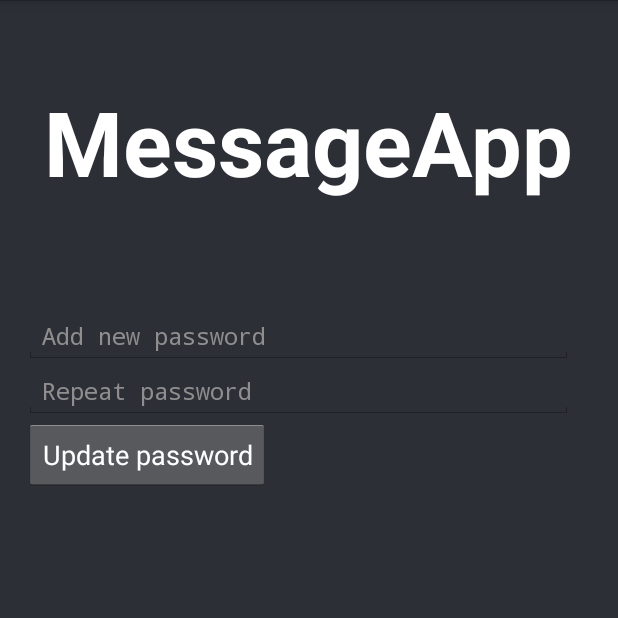
After one commit to billpsyllos/MessageApp, an Android app: the NewPasswordActivity screen opened directly, with no data from a screen before it, on a phone screen of 412 x 824 dp, the top half of it. The commit adds this screen. Run offline under Robolectric (Android 15) with nearby library versions, the phone set to English and light mode, and no system bars.

Commit message:
create activities for reset password and some minor changes

```diff
--- /dev/null
+++ b/app/src/main/java/com/example/messageapp/messageapp/NewPasswordActivity.java
@@ -0,0 +1,115 @@
+package com.example.messageapp.messageapp;
+
+import android.app.ActionBar;
+import android.app.Activity;
+import android.app.AlertDialog;
+import android.content.Intent;
+import android.os.Bundle;
+import android.util.Log;
+import android.view.Menu;
+import android.view.MenuItem;
+import android.view.View;
+import android.widget.Button;
+import android.widget.EditText;
+
+import com.parse.FindCallback;
+import com.parse.GetCallback;
+import com.parse.ParseException;
+import com.parse.ParseObject;
+import com.parse.ParseQuery;
+import com.parse.ParseUser;
+import com.parse.SaveCallback;
+
+import java.util.List;
+
+
+public class NewPasswordActivity extends Activity {
+
+    protected EditText mNewPassword;
+    protected EditText mRepeatPassword;
+    protected Button   mUpdateButton;
+    public static final String TAG = NewPasswordActivity.class.getSimpleName();
+
+
+    @Override
+    protected void onCreate(Bundle savedInstanceState) {
+        super.onCreate(savedInstanceState);
+        setContentView(R.layout.activity_new_password);
+
+        ActionBar actionBar = getActionBar();
+        actionBar.hide();
+
+        Intent intent = getIntent();
+        final String intentEmail = intent.getStringExtra(ParseConstants.KEY_EMAIL);
+        final String intentObjectId = intent.getStringExtra(ParseConstants.KEY_OBJECT_ID);
+
+        mNewPassword = (EditText)findViewById(R.id.editTextNewPassword);
+        mRepeatPassword = (EditText)findViewById(R.id.editTextNewPasswordRepeat);
+        mUpdateButton = (Button)findViewById(R.id.updatePasswordbutton);
+        mUpdateButton.setOnClickListener(new View.OnClickListener() {
+            @Override
+            public void onClick(View view) {
+                final String newPass = mNewPassword.getText().toString();
+                String repeatPass = mRepeatPassword.getText().toString();
+                if (!newPass.equals(repeatPass)) {
+                    AlertDialog.Builder alert = new AlertDialog.Builder(NewPasswordActivity.this);
+                    alert.setTitle(getString(R.string.invalid_password_error_title)); // GPS not found
+                    alert.setMessage(getString(R.string.invalid_password_message_error)); // Want to enable?
+                    alert.setNegativeButton(R.string.Ok, null);
+                    alert.create().show();
+                    return;
+                } else {
+                    //if exist make update password
+                    ParseQuery<ParseUser> query = ParseUser.getQuery();
+                    //query.whereEqualTo(ParseConstants.KEY_EMAIL,intentEmail);
+                    query.getInBackground(intentObjectId,new GetCallback<ParseUser>() {
+
+                        @Override
+                        public void done(ParseUser parseUser, ParseException e) {
+                            if(e==null){
+                                parseUser.setPassword(newPass.toString());
+                                parseUser.increment(ParseConstants.KEY_PASSWORD);
+                                parseUser.saveInBackground(new SaveCallback() {
+                                    @Override
+                                    public void done(ParseException e) {
+                                        if( e == null){
+                                            Log.d(TAG,"finded it make update new password is ==== " + newPass);
+                                            Intent loginIntent = new Intent(NewPasswordActivity.this,LoginActivity.class);
+                                            startActivity(loginIntent);
+                                        }else{
+                                            Log.d(TAG,e.getMessage());
+                                        }
+                                    }
+                                });
+
+                            }else{
+                                Log.d(TAG,"error e!=null ");
+                            }
+                        }
+                    });
+
+
+                }
+            }
+        });
+    }
+
+    @Override
+    public boolean onCreateOptionsMenu(Menu menu) {
+        // Inflate the menu; this adds items to the action bar if it is present.
+        getMenuInflater().inflate(R.menu.new_password, menu);
+        return true;
+    }
+
+    @Override
+    public boolean onOptionsItemSelected(MenuItem item) {
+        // Handle action bar item clicks here. The action bar will
+        // automatically handle clicks on the Home/Up button, so long
+        // as you specify a parent activity in AndroidManifest.xml.
+        int id = item.getItemId();
+        if (id == R.id.action_settings) {
+            return true;
+        }
+        return super.onOptionsItemSelected(item);
+    }
+}
--- a/app/src/main/java/com/example/messageapp/messageapp/ParseConstants.java
+++ b/app/src/main/java/com/example/messageapp/messageapp/ParseConstants.java
@@ -8,7 +8,9 @@ public final class ParseConstants {
 
 
     //Fields names
+    public static final String KEY_PASSWORD = "password";
     public static final String KEY_USERNAME = "username";
+    public static final String KEY_EMAIL = "email";
     public static final String KEY_OBJECT_ID = "objectId";
     public static final String KEY_FRIENDS_RELATION = "friendsRelation";
     public static final String CLASS_MESSAGES = "Messages";
--- /dev/null
+++ b/app/src/main/res/layout/activity_new_password.xml
@@ -0,0 +1,59 @@
+<RelativeLayout xmlns:android="http://schemas.android.com/apk/res/android"
+    xmlns:tools="http://schemas.android.com/tools"
+    android:layout_width="match_parent"
+    android:layout_height="match_parent"
+    android:paddingLeft="@dimen/activity_horizontal_margin"
+    android:paddingRight="@dimen/activity_horizontal_margin"
+    android:paddingTop="@dimen/activity_vertical_margin"
+    android:paddingBottom="@dimen/activity_vertical_margin"
+    style="@style/BackgroundColor"
+    tools:context="com.example.messageapp.messageapp.NewPasswordActivity">
+
+    <TextView
+        style="@style/AppName"
+        android:layout_width="wrap_content"
+        android:layout_height="wrap_content"
+        android:id="@+id/textView" />
+
+    <EditText
+        style="@style/TextColorHint"
+        android:layout_width="match_parent"
+        android:layout_height="wrap_content"
+        android:inputType="textPassword"
+        android:hint="@string/add_new_password"
+        android:textColor="@android:color/white"
+        android:ems="10"
+        android:id="@+id/editTextNewPassword"
+        android:layout_below="@+id/textView"
+        android:layout_alignParentLeft="true"
+        android:layout_alignParentStart="true"
+        android:layout_marginTop="71dp"
+        android:layout_alignRight="@+id/textView"
+        android:layout_alignEnd="@+id/textView" />
+
+    <EditText
+        style="@style/TextColorHint"
+        android:layout_width="match_parent"
+        android:layout_height="wrap_content"
+        android:inputType="textPassword"
+        android:hint="Repeat password"
+        android:textColor="@android:color/white"
+        android:ems="10"
+        android:id="@+id/editTextNewPasswordRepeat"
+        android:layout_below="@+id/editTextNewPassword"
+        android:layout_alignParentLeft="true"
+        android:layout_alignParentStart="true"
+        android:layout_alignRight="@+id/editTextNewPassword"
+        android:layout_alignEnd="@+id/editTextNewPassword" />
+
+    <Button
+        android:layout_width="wrap_content"
+        android:layout_height="wrap_content"
+        android:text="@string/update_password_button_label"
+        android:id="@+id/updatePasswordbutton"
+        android:textColor="@android:color/white"
+        android:layout_below="@+id/editTextNewPasswordRepeat"
+        android:layout_alignParentLeft="true"
+        android:layout_alignParentStart="true" />
+
+</RelativeLayout>
--- /dev/null
+++ b/app/src/main/res/menu/new_password.xml
@@ -0,0 +1,8 @@
+<menu xmlns:android="http://schemas.android.com/apk/res/android"
+    xmlns:tools="http://schemas.android.com/tools"
+    tools:context="com.example.messageapp.messageapp.NewPasswordActivity" >
+    <item android:id="@+id/action_settings"
+        android:title="@string/action_settings"
+        android:orderInCategory="100"
+        android:showAsAction="never" />
+</menu>
--- a/app/src/main/res/values/strings.xml
+++ b/app/src/main/res/values/strings.xml
@@ -5,6 +5,7 @@
     <string name="title_section1">Inbox</string>
     <string name="title_section2">Friends</string>
     <string name="hello_world">Hello world!</string>
+    <string name="Ok">Ok</string>
     <string name="action_settings">Settings</string>
     <string name="title_activity_login">LoginActivity</string>
     <string name="Username">username_hint</string>
@@ -17,8 +18,11 @@
     <string name="sign_up_button_hint">Create new account</string>
     <string name="sign_up_alertText">ERROR!! Please type again all inputs without whitespaces</string>
     <string name="login_alertText">ERROR!! Please type again all inputs without whitespaces</string>
+    <string name="login_error_title">Ooops!</string>
     <string name="sign_up_error_title">Ooops!</string>
-    <string name="login_error_title">Ooops!</string>
+    <string name="invalide_email_error_title">Ooops!</string>
+    <string name="error_invalid_email_message">Please add a valid email address</string>
+    <string name="error_not_email_exists_message">Email does not exist.Please try again!</string>
     <string name="menu_logout_label">Logout</string>
     <string name="empty_inbox_label">No new messages !!</string>
     <string name="empty_friends_label">Add friends to begin !!</string>
@@ -71,5 +75,13 @@
     <string name="forgot_password_hint"><u>Forgot Password</u></string>
     <string name="title_facebook_login">Facebook Log in</string>
     <string name="return_to_login_hint"><u>Return to log in</u></string>
+    <string name="title_activity_resset_password">RessetPasswordActivity</string>
+    <string name="reset_password_button">Reset Password</string>
+    <string name="add_email_text">Add your email address</string>
+    <string name="title_activity_new_password">NewPasswordActivity</string>
+    <string name="add_new_password">Add new password</string>
+    <string name="update_password_button_label">Update password</string>
+    <string name="invalid_password_error_title">Ooops!</string>
+    <string name="invalid_password_message_error">Invalid Password.Please rewrite correct the new password</string>
 
 </resources>
--- a/app/src/main/res/values/styles.xml
+++ b/app/src/main/res/values/styles.xml
@@ -5,4 +5,19 @@
         <!-- Customize your theme here. -->
     </style>
 
+    <style name="BackgroundColor" parent="@android:style/TextAppearance">
+        <item name="android:background">#ff2c2f36</item>
+    </style>
+    <style name="TextColorHint" parent="@android:style/TextAppearance">
+        <item name="android:textColorHint">#b4bab6b4</item>
+    </style>
+    <style name="AppName" parent="@android:style/TextAppearance">
+        <item name="android:text">@string/app_name</item>
+        <item name="android:textSize">60sp</item>
+        <item name="android:textStyle">bold</item>
+        <item name="android:layout_marginTop">38dp</item>
+        <item name="android:textColor">@android:color/white</item>
+        <item name="android:layout_centerHorizontal">true</item>
+    </style>
+
 </resources>
```
Also changed, not shown: app/src/main/AndroidManifest.xml (+14 -1 lines), app/src/main/java/com/example/messageapp/messageapp/LoginActivity.java (+12 -9 lines), app/src/main/java/com/example/messageapp/messageapp/MainActivity.java (+2 -5 lines), app/src/main/java/com/example/messageapp/messageapp/ResetPasswordActivity.java (added, +140 -0 lines), app/src/main/res/layout/activity_login.xml (+9 -12 lines), app/src/main/res/layout/activity_reset_password.xml (added, +45 -0 lines), app/src/main/res/layout/activity_sign_up.xml (+4 -4 lines), app/src/main/res/menu/resset_password.xml (added, +8 -0 lines).
